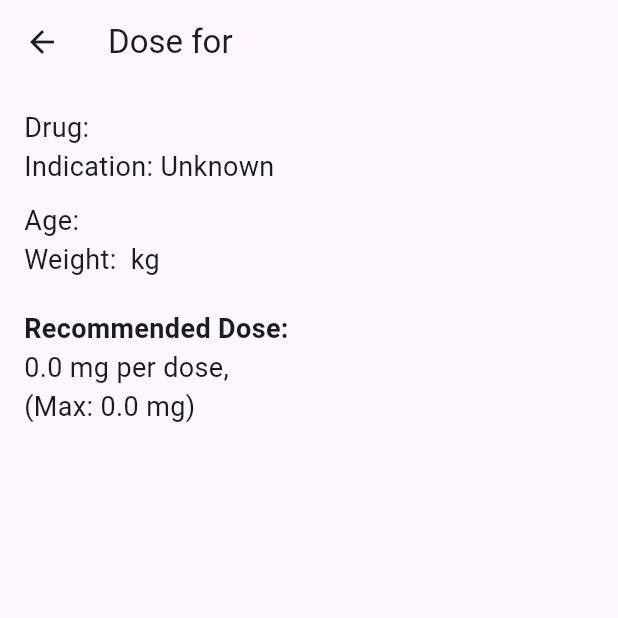
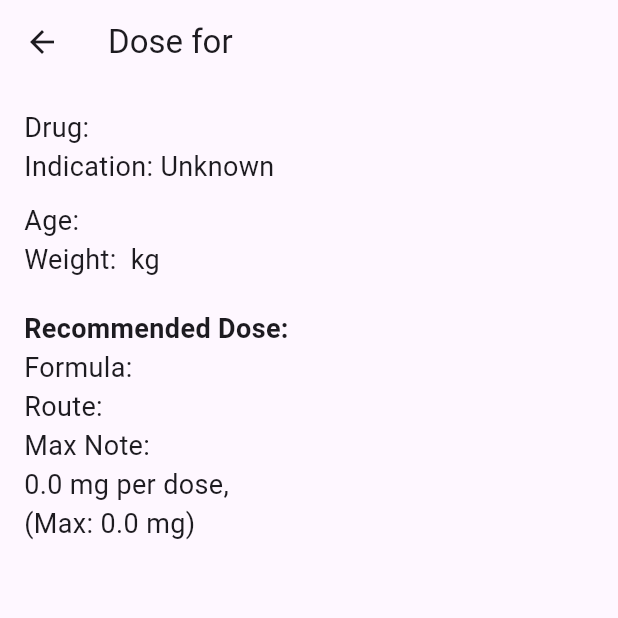
Before and after one commit to Dr-Advocate/Paeds-Dosing-App-SA, a Flutter app: the ResultScreen screen opened directly with empty values, on a phone screen of 412 x 824 dp, the top half of it. Run offline on Flutter 3.47's test engine with Material 3 defaults, Android fonts, the phone set to English and light mode, and no system bars.

Commit message:
Debug: Force show formula, route, and maxDoseNote

```diff
--- a/lib/result_screen.dart
+++ b/lib/result_screen.dart
@@ -83,6 +83,9 @@ class _ResultScreenState extends State<ResultScreen> {
                 Text("Gestational Age: ${widget.gestAge} weeks", style: TextStyle(fontSize: 18)),
               SizedBox(height: 20),
               Text("Recommended Dose:", style: TextStyle(fontSize: 18, fontWeight: FontWeight.bold)),
+              Text("Formula: ${_match!.formula ?? 'null'}", style: TextStyle(fontSize: 18)),
+              Text("Route: ${_match!.route ?? 'null'}", style: TextStyle(fontSize: 18)),
+              Text("Max Note: ${_match!.maxDoseNote ?? 'null'}", style: TextStyle(fontSize: 18)),
               if (_match!.formula != null && _match!.formula!.isNotEmpty)
                 Text("Formula: ${_match!.formula}", style: TextStyle(fontSize: 18)),
               Text(
```
